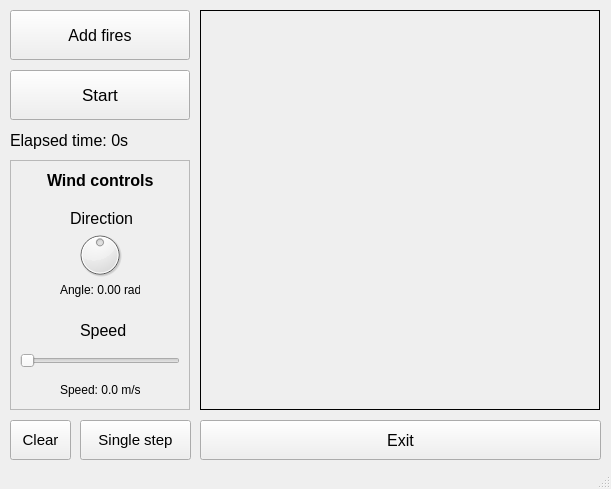
Qt form gui/mainwindow.ui (Arpa97/ProgettoFisica) before a commit.
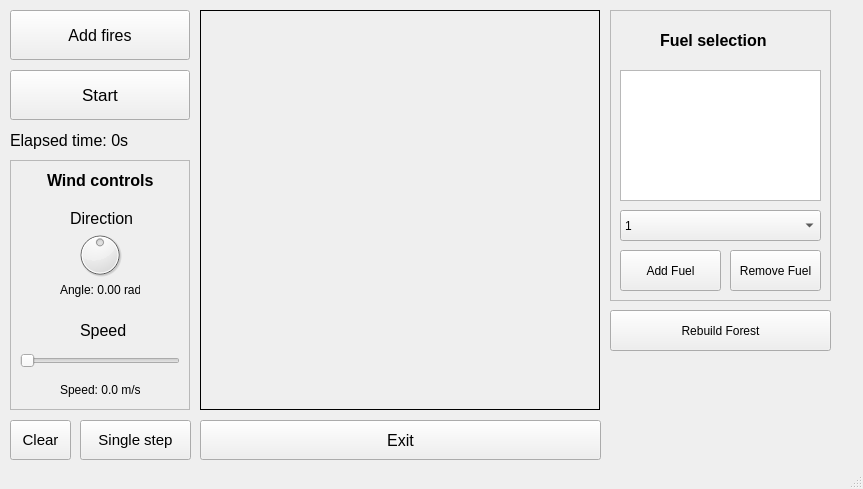
The same form after that commit. Icons and pictures are not drawn.

Commit message: added fuels, changed composition type

Patch:
```diff
--- a/gui/mainwindow.ui
+++ b/gui/mainwindow.ui
@@ -6,7 +6,7 @@
    <rect>
     <x>0</x>
     <y>0</y>
-    <width>611</width>
+    <width>863</width>
     <height>489</height>
    </rect>
   </property>
@@ -300,6 +300,119 @@
      </property>
     </widget>
    </widget>
+   <widget class="QFrame" name="fuelSelectionFrame">
+    <property name="geometry">
+     <rect>
+      <x>610</x>
+      <y>10</y>
+      <width>221</width>
+      <height>291</height>
+     </rect>
+    </property>
+    <property name="autoFillBackground">
+     <bool>true</bool>
+    </property>
+    <property name="frameShape">
+     <enum>QFrame::StyledPanel</enum>
+    </property>
+    <property name="frameShadow">
+     <enum>QFrame::Plain</enum>
+    </property>
+    <widget class="QListWidget" name="fuelList">
+     <property name="geometry">
+      <rect>
+       <x>10</x>
+       <y>60</y>
+       <width>201</width>
+       <height>131</height>
+      </rect>
+     </property>
+    </widget>
+    <widget class="QComboBox" name="fuelSelection">
+     <property name="geometry">
+      <rect>
+       <x>10</x>
+       <y>200</y>
+       <width>201</width>
+       <height>31</height>
+      </rect>
+     </property>
+     <item>
+      <property name="text">
+       <string>1</string>
+      </property>
+     </item>
+     <item>
+      <property name="text">
+       <string>2</string>
+      </property>
+     </item>
+     <item>
+      <property name="text">
+       <string>3</string>
+      </property>
+     </item>
+    </widget>
+    <widget class="QPushButton" name="addFuel">
+     <property name="geometry">
+      <rect>
+       <x>10</x>
+       <y>240</y>
+       <width>101</width>
+       <height>41</height>
+      </rect>
+     </property>
+     <property name="text">
+      <string>Add Fuel</string>
+     </property>
+    </widget>
+    <widget class="QLabel" name="label_6">
+     <property name="geometry">
+      <rect>
+       <x>50</x>
+       <y>20</y>
+       <width>112</width>
+       <height>20</height>
+      </rect>
+     </property>
+     <property name="font">
+      <font>
+       <pointsize>12</pointsize>
+       <weight>75</weight>
+       <bold>true</bold>
+      </font>
+     </property>
+     <property name="text">
+      <string>Fuel selection</string>
+     </property>
+    </widget>
+    <widget class="QPushButton" name="pushButton">
+     <property name="geometry">
+      <rect>
+       <x>120</x>
+       <y>240</y>
+       <width>91</width>
+       <height>41</height>
+      </rect>
+     </property>
+     <property name="text">
+      <string>Remove Fuel</string>
+     </property>
+    </widget>
+   </widget>
+   <widget class="QPushButton" name="pushButton_2">
+    <property name="geometry">
+     <rect>
+      <x>610</x>
+      <y>310</y>
+      <width>221</width>
+      <height>41</height>
+     </rect>
+    </property>
+    <property name="text">
+     <string>Rebuild Forest</string>
+    </property>
+   </widget>
    <zorder>frame</zorder>
    <zorder>mainPicture</zorder>
    <zorder>singleAdvanceButton</zorder>
```
Left out of the diff: 2 changed lines with no effect on the pictures. The commit also changes 6 other files.
